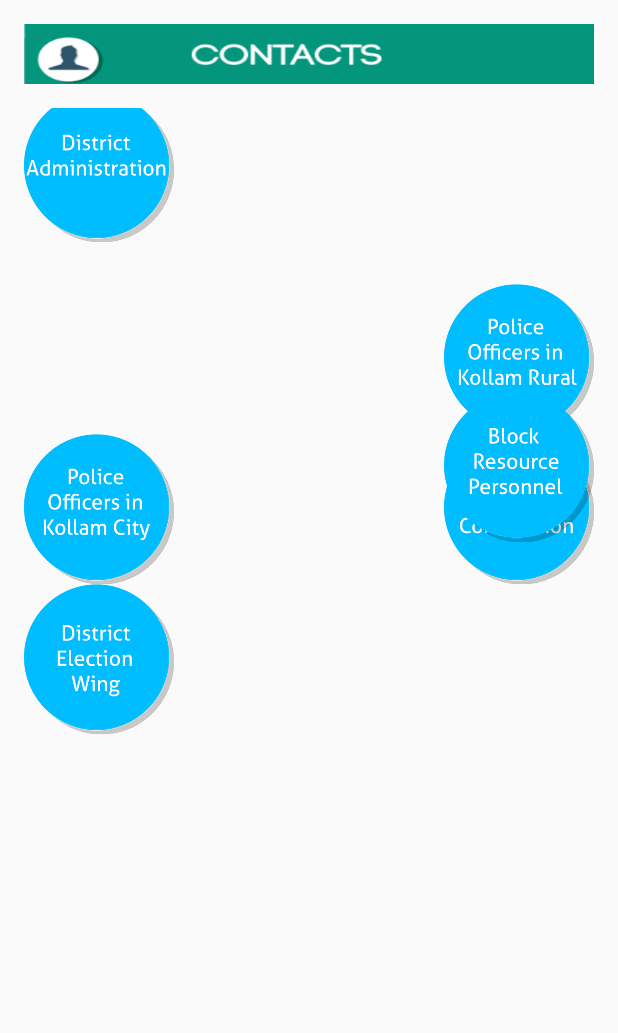
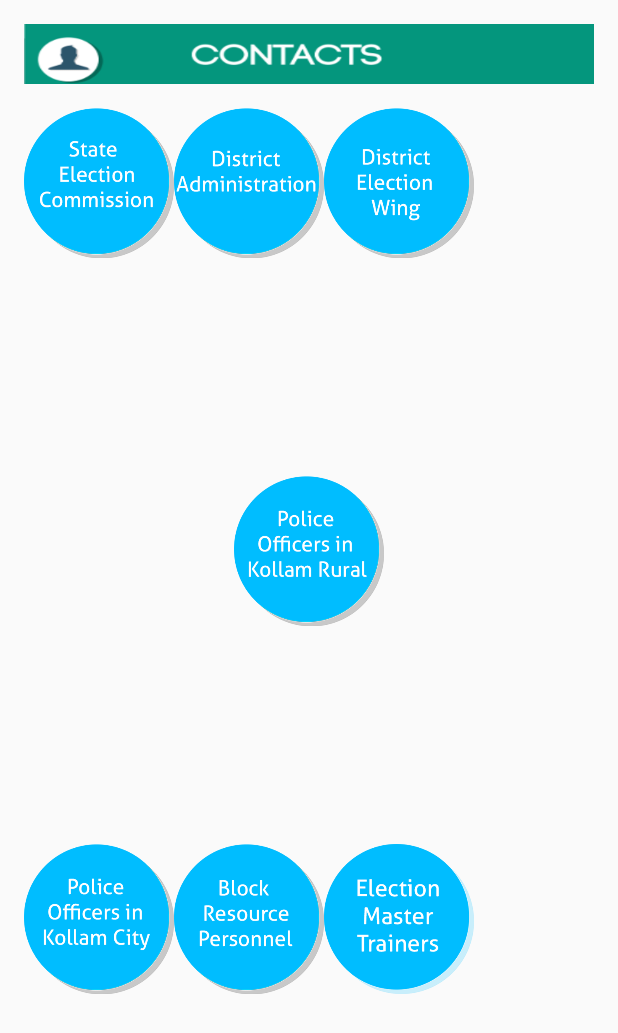
Before and after one commit to rimalmathew/election2015kollam, an Android app: the screen it shows after launch (ContactsActivity), after a tap on an icon or button, on a phone screen of 412 x 824 dp. Shown: the top 1033 px of the screen. Run offline under Robolectric (Android 15) with nearby library versions, the phone set to English and light mode, and no system bars.

Commit message:
button added

```diff
--- a/app/src/main/java/in/nic/kollam/election15kollam/ContactsActivity.java
+++ b/app/src/main/java/in/nic/kollam/election15kollam/ContactsActivity.java
@@ -81,7 +81,6 @@ public class ContactsActivity extends Activity {
                     "('Shri SOMASUNDARAN PILLAI', 'Tahsildar, Kottarakkara', '9447184623'),\n" +
                     "('Shri PRADEEP KUMAR', 'Tahsildar, Pathanapuram', '9447191605'),\n" +
                     "('Shri B. SASIKUMAR', 'Tahsildar, Punalur', '9544715555'),\n" +
-                    "('Shri D.R.SABU', 'Asst.District Information Officer', '9847020388'),\n" +
                     "('Shri B.K.BALARAJ', 'Rejional Joint Director Urban affairs', '9447653725'),\n" +
                     "('Shri C.R. SURESH', 'Deputy Director of Panchayath Collectorate Kollam', '9496041700'),\n" +
                     "('Shri. JOHNSON PREMKUMAR', 'Asst. Development Commissioner (General) Kollam', '9447768793');\n");
@@ -296,6 +295,20 @@ public class ContactsActivity extends Activity {
                     "('Chavara', 'Shri T.Y.Shiju', 'Senior Clerk', 'Taluk Office Karunagapally', '9995474044', 32),\n" +
                     "('Oachira', 'Shri Unnikrishnan.K', 'Senior Clerk', 'Taluk Office Karuangapally', '9995512035', 33);\n");
 
+
+
+            sb.execSQL("CREATE TABLE IF NOT EXISTS `election_masters_trainer` (\n" +
+                    "  `name` varchar(50),\n" +
+                    "  `designation` varchar(50),\n" +
+                    "  `phone` varchar(50)\n" +
+                    ");");
+            sb.execSQL("INSERT INTO `election_masters_trainer` (`name`, `designation`, `phone`) VALUES\n" +
+                    "('Sri. G.Nirmal Kumar', 'District Nodal officer (Training)', '9447303177'),\n" +
+                    "('Sri.L.S Santhosh Kumar', '', '9497440564'),\n" +
+                    "('Sri.Subhash', '', '9447453160'),\n" +
+                    "('Sri. Sabu', '', '9446180469');");
+
+
         }
         else
         {
@@ -375,6 +388,17 @@ public class ContactsActivity extends Activity {
                 startActivity(i);
             }
         });
+        Button button7= (Button) findViewById(R.id.emt);
+        button7.setOnClickListener(new View.OnClickListener() {
+            @Override
+            public void onClick(View v) {
+                Intent i=new Intent(ContactsActivity.this,contacts.class);
+                i.putExtra("number","7");
+                Log.e("in brp","in brp");
+                startActivity(i);
+            }
+        });
+
 
    /*     ArrayList<String> x=new ArrayList<String>();
         x.add("STATE ELECTION COMMISSION, KERALA ");
--- a/app/src/main/java/in/nic/kollam/election15kollam/contacts.java
+++ b/app/src/main/java/in/nic/kollam/election15kollam/contacts.java
@@ -134,6 +134,28 @@ public class contacts extends Activity {
 
 
         }
+        else
+        if(s.equals("7"))
+        {
+            tv.setText("Election Master Trainers");
+
+
+
+
+            Log.d("before select","rs");
+            resultSet = sb.rawQuery("Select * from  election_masters_trainer",null);
+            Log.d("rs","rs");
+            while(resultSet.moveToNext()) {
+
+
+                x.add("\n"+resultSet.getString(0)+"\n"+resultSet.getString(1)+"\n"+resultSet.getString(2)+"\n");
+
+            }
+            Log.d("after select", "main");
+
+        }
+
+
 
         ArrayAdapter<String> adapter = new ArrayAdapter<String>(this, simple_list_item_1, x);
 
--- a/app/src/main/res/layout/activity_contacts.xml
+++ b/app/src/main/res/layout/activity_contacts.xml
@@ -1,19 +1,25 @@
-<RelativeLayout xmlns:android="http://schemas.android.com/apk/res/android"
+<LinearLayout xmlns:android="http://schemas.android.com/apk/res/android"
     xmlns:tools="http://schemas.android.com/tools" android:layout_width="match_parent"
     android:layout_height="match_parent" android:paddingLeft="@dimen/activity_horizontal_margin"
     android:paddingRight="@dimen/activity_horizontal_margin"
     android:paddingTop="@dimen/activity_vertical_margin"
     android:paddingBottom="@dimen/activity_vertical_margin"
     android:orientation="vertical"
-    tools:context="com.example.pranavshenoy.election.contacts">
+    tools:context="com.example.pranavshenoy.election.contacts"
+    >
 
+<LinearLayout
+    android:layout_width="fill_parent"
+    android:layout_height="wrap_content"
+    android:orientation="horizontal"
+    android:layout_weight="1">
     <Button
         android:layout_width="100dp"
         android:layout_height="100dp"
         android:id="@+id/sec"
         android:padding="10dp"
         android:background="@drawable/sec_button"
-        android:layout_below="@+id/pokr"
+        android:layout_below="@+id/emt"
         android:layout_alignParentRight="true"
         android:layout_alignParentEnd="true" />
         <!--android:layout_alignParentTop="true"-->
@@ -43,28 +49,48 @@
         android:layout_alignEnd="@+id/da" />
         <!--android:layout_alignParentRight="true"-->
         <!--android:layout_alignParentEnd="true" />-->
-    <Button
+
+</LinearLayout>
+
+    <RelativeLayout
+        android:layout_width="fill_parent"
+        android:layout_height="wrap_content"
+        android:orientation="horizontal"
+        android:layout_weight="1">
+
+        <Button
+            android:layout_width="100dp"
+            android:layout_height="100dp"
+            android:id="@+id/pokr"
+            android:padding="10dp"
+            android:background="@drawable/pokr_button"
+            android:layout_alignParentTop="true"
+            android:layout_centerHorizontal="true" />
+    </RelativeLayout>
+
+
+    <LinearLayout
+        android:layout_width="fill_parent"
+        android:layout_height="wrap_content"
+        android:orientation="horizontal"
+        android:layout_weight="1">
+
+
+        <Button
+
         android:layout_width="100dp"
         android:layout_height="100dp"
         android:id="@+id/poc"
         android:padding="10dp"
         android:background="@drawable/pokc_button"
-        android:layout_above="@+id/dew"
+        android:layout_above="@+id/brp"
         android:layout_alignParentLeft="true"
         android:layout_alignParentStart="true" />
 
-    <Button
-        android:layout_width="100dp"
-        android:layout_height="100dp"
-        android:id="@+id/pokr"
-        android:padding="10dp"
-        android:background="@drawable/pokr_button"
-        android:layout_alignParentTop="true"
-        android:layout_alignParentRight="true"
-        android:layout_alignParentEnd="true"
-        android:layout_marginTop="117dp" />
         <!--android:layout_alignParentLeft="true"-->
         <!--android:layout_alignParentStart="true" />-->
+
+
 
     <Button
         android:layout_width="100dp"
@@ -76,12 +102,21 @@
         android:layout_alignBottom="@+id/dew"
         android:layout_alignParentRight="true"
         android:layout_alignParentEnd="true" />
-        <!--android:layout_alignParentBottom="true"-->
+
+    <Button
+        android:layout_width="100dp"
+        android:layout_height="100dp"
+        android:id="@+id/emt"
+        android:padding="10dp"
+        android:background="@drawable/emt"
+        android:layout_alignTop="@+id/da"
+        android:layout_centerHorizontal="true" />
+    <!--android:layout_alignParentBottom="true"-->
         <!--android:layout_alignParentLeft="true"-->
         <!--android:layout_alignParentStart="true"-->
          <!-- -->
 
 
+   </LinearLayout>
 
-
-</RelativeLayout>
+</LinearLayout>
--- a/app/src/main/res/layout/activity_main.xml
+++ b/app/src/main/res/layout/activity_main.xml
@@ -10,7 +10,7 @@
         android:layout_height="100dp"
         android:id="@+id/contactsButton"
         android:padding="10dp"
-       android:background="@drawable/contact_button"
+        android:background="@drawable/contact_button"
         android:layout_gravity="right"
         android:layout_above="@+id/infoButton"
         android:layout_centerHorizontal="true" />
--- a/app/src/main/res/values/styles.xml
+++ b/app/src/main/res/values/styles.xml
@@ -2,8 +2,10 @@
 
     <!-- Base application theme. -->
     <style name="AppTheme" parent="Theme.AppCompat.Light.NoActionBar">
+        <item name="android:actionBarSize">100dp</item>
         <item name="windowActionBar">false</item>
         <item name="android:windowNoTitle">false</item>
+
     </style>
 
     <style name="CustomButtonStyle" parent="Theme.AppCompat.Light.DarkActionBar">
```
Also changed, not shown: app/src/main/res/drawable/emt.png (added).
